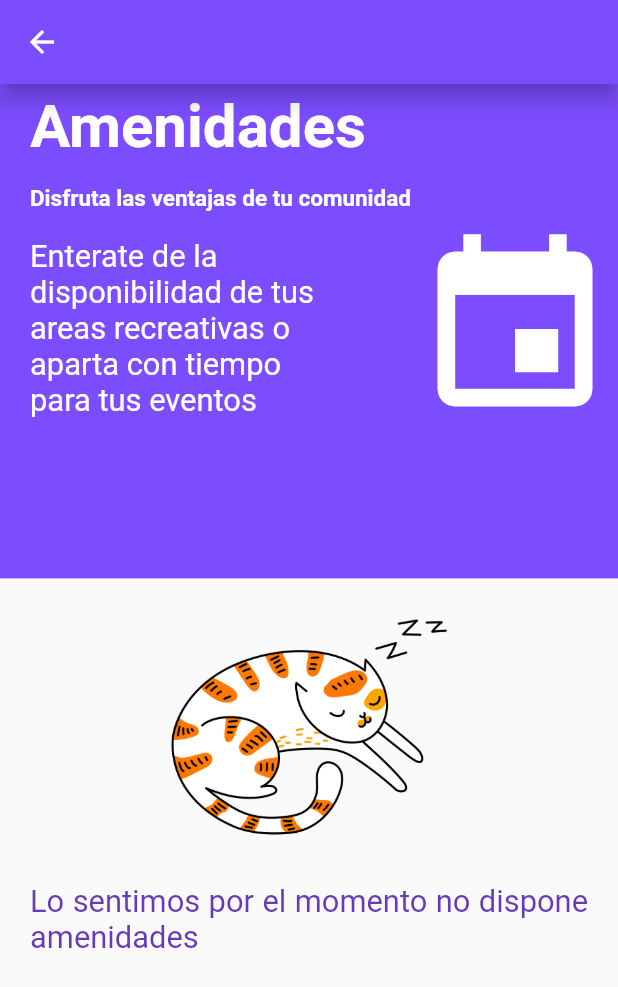
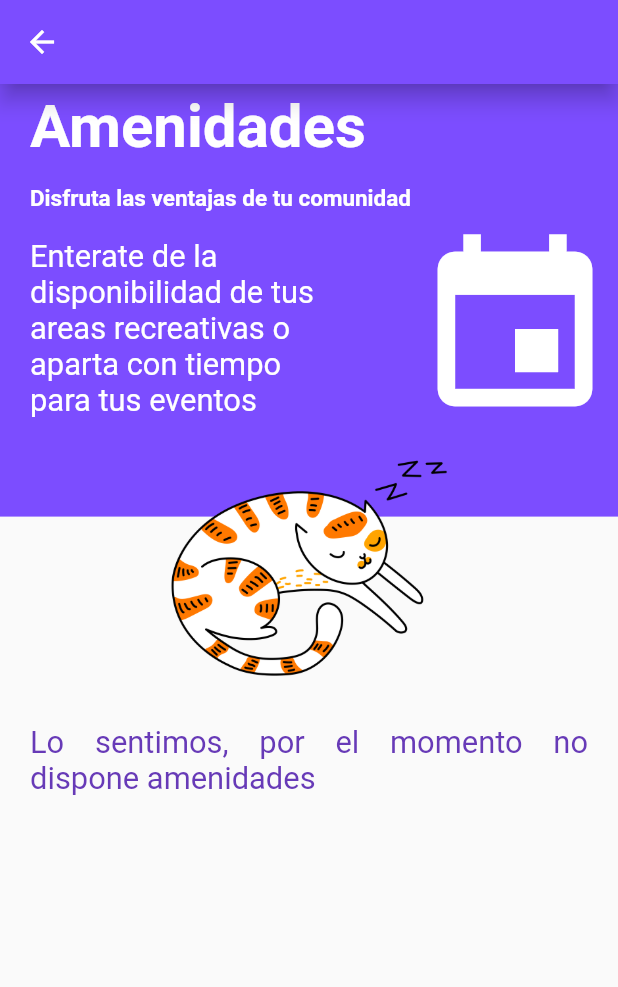
Before and after one commit to HugoLifes/adcom-main, a Flutter app: the Amenidades screen opened by its route, on a phone screen of 412 x 824 dp. Shown: the top 987 px of the screen. Run offline on Flutter 3.47's test engine with Material 2 defaults, Android fonts, the light colour scheme and no system bars; our stand-ins replace dio, flutter_staggered_animations, fluttertoast, gradient_widgets, im_stepper, image_picker and 4 more; missing offline and left inert: cupertino_stepper, filter_list, flutter_onboard, onesignal_flutter, stripe_payment, syncfusion_flutter_core and 1 more; accounts and stored records are empty; network calls fail.

Commit message:
Cambios en ios

```diff
--- a/lib/src/extra/add_reporte.dart
+++ b/lib/src/extra/add_reporte.dart
@@ -355,7 +355,7 @@ class _AddReorteState extends State<AddReorte> {
       });
 
       Response response = await dio.post(
-          'http://187.189.53.8:8080/AdcomBackend/backend/web/index.php?r=adcom/reportes',
+          'http://187.189.53.8:8081/backend/web/index.php?r=adcom/reportes',
           data: formdata2, onSendProgress: (received, total) {
         if (total != 1) {
           print((received / total * 100).toStringAsFixed(0) + '%');
--- a/lib/src/extra/detalle_pago.dart
+++ b/lib/src/extra/detalle_pago.dart
@@ -51,7 +51,7 @@ class _DetallesPagoState extends State<DetallesPago> {
             Row(
               children: [
                 Container(
-                  padding: EdgeInsets.only(left: 180, top: 10),
+                  padding: EdgeInsets.only(left: size.width/ 4, top: 10),
                   child: Row(
                     children: [
                       Text(
--- a/lib/src/extra/eventos.dart
+++ b/lib/src/extra/eventos.dart
@@ -63,7 +63,7 @@ class _CalendarioState extends State<Calendario> {
     prefs = await SharedPreferences.getInstance();
 
     Uri uri = Uri.parse(
-        'http://187.189.53.8:8080/AdcomBackend/backend/web/index.php?r=adcom/get-amenidad-reserva');
+        'http://187.189.53.8:8081/backend/web/index.php?r=adcom/get-amenidad-reserva');
 
     final response =
         await http.post(uri, body: {"idAmenidad": "${widget.idA}"});
@@ -115,7 +115,7 @@ class _CalendarioState extends State<Calendario> {
         ? Center(
             child: CircularProgressIndicator(),
           )
-        : calendart(context, events);
+        : calendart(context, event2);
   }
 
   SfCalendar calendart(BuildContext context, List<Event> event) {
--- a/lib/src/extra/referencia_view.dart
+++ b/lib/src/extra/referencia_view.dart
@@ -4,6 +4,7 @@ import 'package:flutter/material.dart';
 import 'package:flutter/services.dart';
 import 'package:provider/provider.dart';
 
+// ignore: must_be_immutable
 class RefView extends StatefulWidget {
   late List<DatosCuenta>? list = [];
   RefView({Key? key, this.list}) : super(key: key);
--- a/lib/src/extra/reporte.dart
+++ b/lib/src/extra/reporte.dart
@@ -29,7 +29,7 @@ Future<GetReportes?> getReportes() async {
   prefs = await SharedPreferences.getInstance();
   var id = prefs!.getInt('id');
   Uri url = Uri.parse(
-      'http://187.189.53.8:8080/AdcomBackend/backend/web/index.php?r=adcom/get-reportes');
+      'http://187.189.53.8:8081/backend/web/index.php?r=adcom/get-reportes');
 
   final response = await http.post(url, body: {"idResidente": id.toString()});
 
--- a/lib/src/methods/eventDashboard.dart
+++ b/lib/src/methods/eventDashboard.dart
@@ -32,7 +32,7 @@ Future<Places?> amenidades() async {
   print('?$id');
 
   final Uri url = Uri.parse(
-      'http://187.189.53.8:8080/AdcomBackend/backend/web/index.php?r=adcom/get-amenidades');
+      'http://187.189.53.8:8081/backend/web/index.php?r=adcom/get-amenidades');
   final response = await http.post(url, body: {
     "params": json.encode({"usuarioId": id})
   });
@@ -143,7 +143,7 @@ class _EventDashboardState extends State<EventDashboard> {
         ? Center(
             child: itsTrue == false
                 ? Container(
-                    padding: const EdgeInsets.only(top: 90),
+                    padding: EdgeInsets.only(top: size / 100),
                     child: Column(
                       mainAxisAlignment: MainAxisAlignment.center,
                       children: [
@@ -153,7 +153,7 @@ class _EventDashboardState extends State<EventDashboard> {
                           height: 200,
                         ),
                         Text(
-                          'Lo sentimos por el momento no dispone amenidades',
+                          'Lo sentimos, por el momento no dispone amenidades',
                           style: TextStyle(
                             fontSize: size / 20,
                             color: Colors.deepPurple,
@@ -176,7 +176,7 @@ class _EventDashboardState extends State<EventDashboard> {
       itemCount: myList.length,
       gridDelegate: SliverGridDelegateWithFixedCrossAxisCount(
         crossAxisCount: 1,
-        childAspectRatio: 3.0,
+        childAspectRatio: 3.5,
         crossAxisSpacing: 15,
         mainAxisSpacing: 15,
       ),
@@ -251,7 +251,7 @@ class _EventDashboardState extends State<EventDashboard> {
                       SizedBox(
                         height: width / 50,
                       ),
-                      itsTrue == false ? Text('Lo sentimos :(') : Text(''),
+
                     ],
                   ),
                 ],
--- a/lib/src/methods/event_editing_page.dart
+++ b/lib/src/methods/event_editing_page.dart
@@ -230,7 +230,7 @@ class _EventEditingPageState extends State<EventEditingPage> {
       });
 
       Response response = await dio.post(
-          'http://187.189.53.8:8080/AdcomBackend/backend/web/index.php?r=adcom/reserva-amenidad',
+          'http://187.189.53.8:8081/backend/web/index.php?r=adcom/reserva-amenidad',
           data: formData, onSendProgress: (received, total) {
         if (total != -1) {
           print((received / total * 100).toStringAsFixed(0) + '%');
--- a/lib/src/pantallas/amenidades.dart
+++ b/lib/src/pantallas/amenidades.dart
@@ -33,7 +33,7 @@ Future<Places?> idso() async {
   var id = prefs!.getInt('idPrimario');
 
   final Uri url = Uri.parse(
-      'http://187.189.53.8:8080/AdcomBackend/backend/web/index.php?r=adcom/get-amenidades');
+      'http://187.189.53.8:8081/backend/web/index.php?r=adcom/get-amenidades');
   final response = await http.post(url, body: {
     "params": json.encode({"usuarioId": id})
   });
@@ -84,7 +84,7 @@ class _AmenidadesState extends State<Amenidades> {
         body: Stack(
           children: [
             Container(
-              height: size.height * .40,
+              height: size.height * .35,
               decoration: BoxDecoration(color: Colors.deepPurpleAccent),
             ),
             Container(
@@ -134,9 +134,7 @@ class _AmenidadesState extends State<Amenidades> {
                           color: Colors.white, fontSize: size.width / 20),
                     ),
                   ),
-                  SizedBox(
-                    height: 20,
-                  ),
+
                   EventDashboard()
                 ],
               ),
--- a/lib/src/pantallas/contactos.dart
+++ b/lib/src/pantallas/contactos.dart
@@ -169,7 +169,7 @@ class _ContactosState extends State<Contactos> {
           padding: EdgeInsets.only(left: 4, right: 4, top: 17),
           gridDelegate: SliverGridDelegateWithFixedCrossAxisCount(
             crossAxisCount: 1,
-            childAspectRatio: 3.1,
+            childAspectRatio: 2.9,
             crossAxisSpacing: 15,
             mainAxisSpacing: 15,
           ),
--- a/lib/src/pantallas/loginPage.dart
+++ b/lib/src/pantallas/loginPage.dart
@@ -25,7 +25,7 @@ class LoginPage extends StatefulWidget {
 
 Future<Posting?> loginAcces(String user, String pass) async {
   final Uri uri = Uri.parse(
-      'http://187.189.53.8:8080/AdcomBackend/backend/web/index.php?r=adcom/login');
+      'http://187.189.53.8:8081/backend/web/index.php?r=adcom/login');
   final response = await http.post(uri, body: {
     "params": jsonEncode({'username': user, 'password': pass}),
   });
--- a/lib/src/pantallas/mainMenu.dart
+++ b/lib/src/pantallas/mainMenu.dart
@@ -168,9 +168,7 @@ class _MainMenuState extends State<MainMenu> {
                                 ),
                                 //no mover
                                 SizedBox(
-                                  height: size.height >= 640
-                                      ? size.height / 5.5
-                                      : size.height / 10,
+                                  height: size.height / 5.5
                                 ),
                               ],
                             ),
```
Also changed, not shown: lib/src/methods/emailDashboard.dart (+24 -16 lines), lib/src/pantallas/finanzas.dart (+3 -12 lines), 1 other file.
